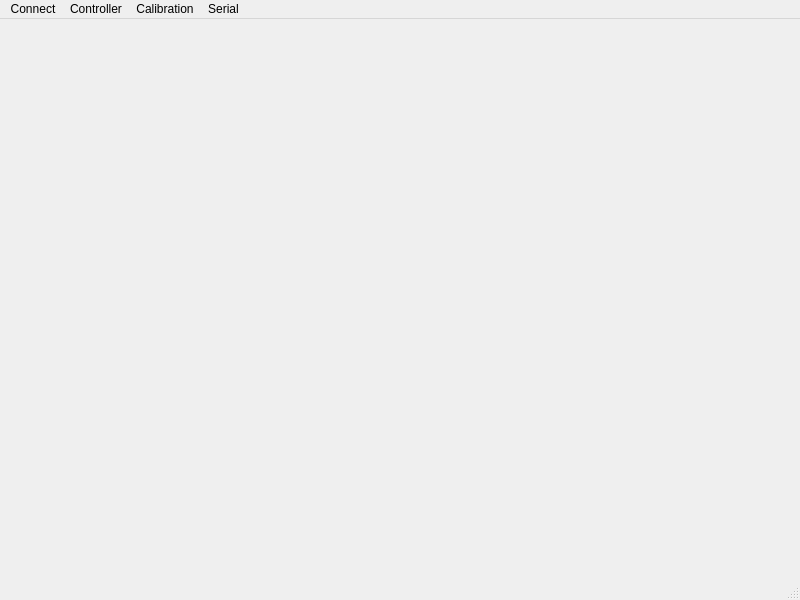
MiguelFerrerF/robotArmApp, file mainwindow.ui: the form before one commit.
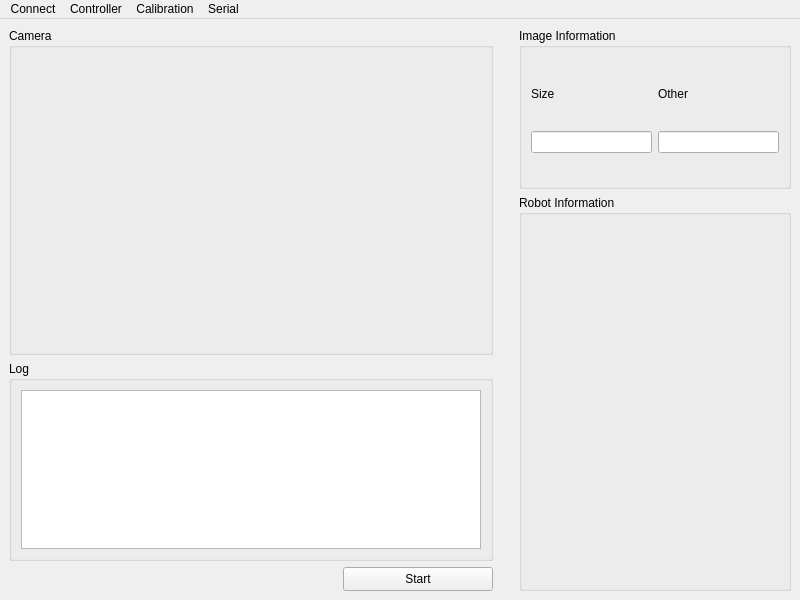
The form after the commit.

```diff
--- a/mainwindow.ui
+++ b/mainwindow.ui
@@ -13,7 +13,150 @@
   <property name="windowTitle">
    <string>MainWindow</string>
   </property>
-  <widget class="QWidget" name="centralwidget"/>
+  <widget class="QWidget" name="centralwidget">
+   <layout class="QGridLayout" name="gridLayout">
+    <item row="0" column="0" rowspan="2" colspan="2">
+     <widget class="QGroupBox" name="groupBoxCamera">
+      <property name="title">
+       <string>Camera</string>
+      </property>
+      <layout class="QGridLayout" name="gridLayout_6">
+       <item row="0" column="0">
+        <widget class="QLabel" name="labelCamera">
+         <property name="text">
+          <string/>
+         </property>
+        </widget>
+       </item>
+      </layout>
+     </widget>
+    </item>
+    <item row="0" column="2" rowspan="4">
+     <spacer name="verticalSpacer">
+      <property name="orientation">
+       <enum>Qt::Orientation::Vertical</enum>
+      </property>
+      <property name="sizeHint" stdset="0">
+       <size>
+        <width>20</width>
+        <height>536</height>
+       </size>
+      </property>
+     </spacer>
+    </item>
+    <item row="0" column="3">
+     <widget class="QGroupBox" name="groupBoxImageInfo">
+      <property name="maximumSize">
+       <size>
+        <width>400</width>
+        <height>16777215</height>
+       </size>
+      </property>
+      <property name="title">
+       <string>Image Information</string>
+      </property>
+      <layout class="QGridLayout" name="gridLayout_3">
+       <item row="1" column="0">
+        <widget class="QLineEdit" name="lineEditSize"/>
+       </item>
+       <item row="1" column="1">
+        <widget class="QLineEdit" name="lineEditOther"/>
+       </item>
+       <item row="0" column="0">
+        <widget class="QLabel" name="labelSize">
+         <property name="maximumSize">
+          <size>
+           <width>16777215</width>
+           <height>20</height>
+          </size>
+         </property>
+         <property name="text">
+          <string>Size</string>
+         </property>
+         <property name="alignment">
+          <set>Qt::AlignmentFlag::AlignBottom|Qt::AlignmentFlag::AlignLeading|Qt::AlignmentFlag::AlignLeft</set>
+         </property>
+        </widget>
+       </item>
+       <item row="0" column="1">
+        <widget class="QLabel" name="labelOther">
+         <property name="text">
+          <string>Other</string>
+         </property>
+         <property name="alignment">
+          <set>Qt::AlignmentFlag::AlignBottom|Qt::AlignmentFlag::AlignLeading|Qt::AlignmentFlag::AlignLeft</set>
+         </property>
+        </widget>
+       </item>
+      </layout>
+     </widget>
+    </item>
+    <item row="2" column="0" colspan="2">
+     <widget class="QGroupBox" name="groupBoxLog">
+      <property name="maximumSize">
+       <size>
+        <width>16777215</width>
+        <height>200</height>
+       </size>
+      </property>
+      <property name="title">
+       <string>Log</string>
+      </property>
+      <layout class="QGridLayout" name="gridLayout_5">
+       <item row="0" column="0">
+        <widget class="QTextEdit" name="textEditLog"/>
+       </item>
+      </layout>
+     </widget>
+    </item>
+    <item row="3" column="0">
+     <spacer name="horizontalSpacer">
+      <property name="orientation">
+       <enum>Qt::Orientation::Horizontal</enum>
+      </property>
+      <property name="sizeHint" stdset="0">
+       <size>
+        <width>328</width>
+        <height>20</height>
+       </size>
+      </property>
+     </spacer>
+    </item>
+    <item row="3" column="1">
+     <widget class="QPushButton" name="pushButton">
+      <property name="minimumSize">
+       <size>
+        <width>150</width>
+        <height>0</height>
+       </size>
+      </property>
+      <property name="maximumSize">
+       <size>
+        <width>200</width>
+        <height>24</height>
+       </size>
+      </property>
+      <property name="text">
+       <string>Start</string>
+      </property>
+     </widget>
+    </item>
+    <item row="1" column="3" rowspan="3">
+     <widget class="QGroupBox" name="groupBoxRobotInfo">
+      <property name="maximumSize">
+       <size>
+        <width>400</width>
+        <height>16777215</height>
+       </size>
+      </property>
+      <property name="title">
+       <string>Robot Information</string>
+      </property>
+      <layout class="QGridLayout" name="gridLayout_4"/>
+     </widget>
+    </item>
+   </layout>
+  </widget>
   <widget class="QMenuBar" name="menubar">
    <property name="geometry">
     <rect>
@@ -50,8 +193,7 @@
    <addaction name="menuCalibration"/>
    <addaction name="menuSerial"/>
   </widget>
-  <widget class="QStatusBar" name="statusbar"/>
-  <action name="actionConnect">
+  <action name="actionConnectSerial">
    <property name="text">
     <string>Connect</string>
    </property>
```
Left out of the diff: 20 changed lines with no effect on the pictures.
